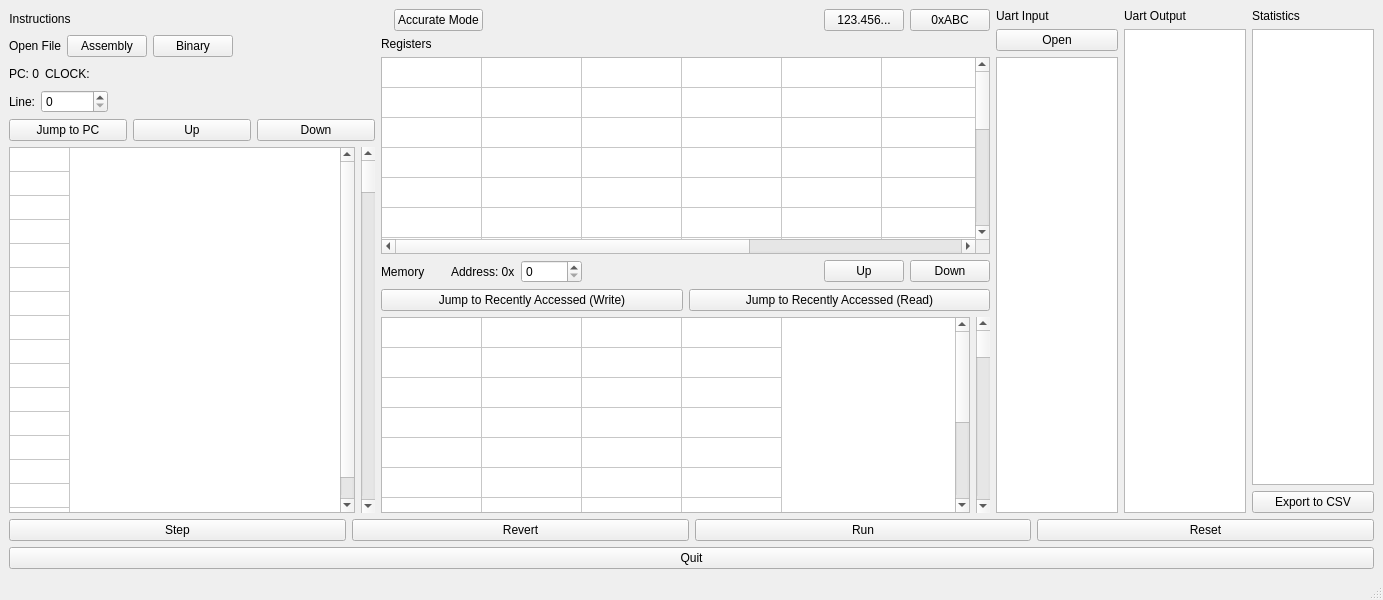
Before: the Qt Designer form OreOre-V-CMake-JIT/mainwindow.ui in cpuex2021-1/simulator, drawn with Qt 5.
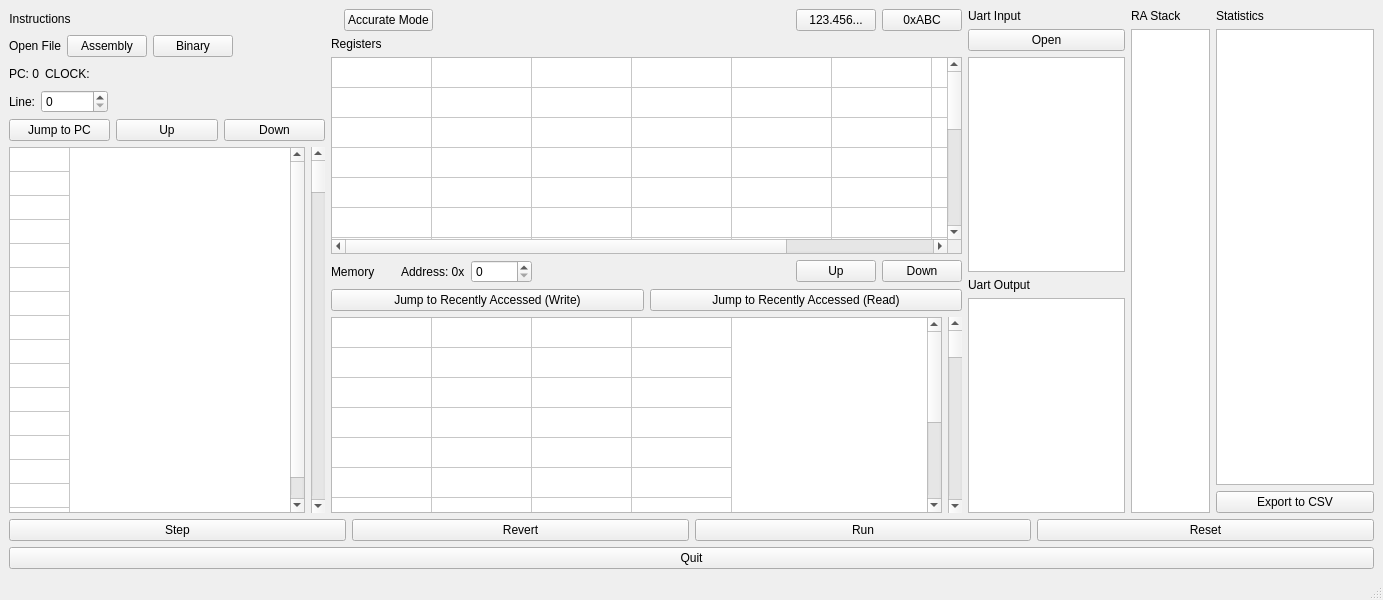
After: the same form once the commit is applied.

Diff of the .ui file:
```diff
--- a/OreOre-V-CMake-JIT/mainwindow.ui
+++ b/OreOre-V-CMake-JIT/mainwindow.ui
@@ -22,7 +22,7 @@
   <widget class="QWidget" name="centralwidget">
    <layout class="QVBoxLayout" name="verticalLayout_6">
     <item>
-     <layout class="QHBoxLayout" name="horizontalLayout_3" stretch="3,5,1,1,1">
+     <layout class="QHBoxLayout" name="horizontalLayout_3" stretch="4,8,2,1,2">
       <item>
        <layout class="QVBoxLayout" name="verticalLayout_2">
         <item>
@@ -554,10 +554,6 @@
         <item>
          <widget class="QTextBrowser" name="uartInputTextBrowser"/>
         </item>
-       </layout>
-      </item>
-      <item>
-       <layout class="QVBoxLayout" name="verticalLayout_3">
         <item>
          <widget class="QLabel" name="uartOutputLabel">
           <property name="text">
@@ -570,6 +566,20 @@
         </item>
        </layout>
       </item>
+      <item>
+       <layout class="QVBoxLayout" name="verticalLayout_3">
+        <item>
+         <widget class="QLabel" name="raStackLabel">
+          <property name="text">
+           <string>RA Stack</string>
+          </property>
+         </widget>
+        </item>
+        <item>
+         <widget class="QTextBrowser" name="raStackViewer"/>
+        </item>
+       </layout>
+      </item>
       <item>
        <layout class="QVBoxLayout" name="verticalLayout_5">
         <item>
```
